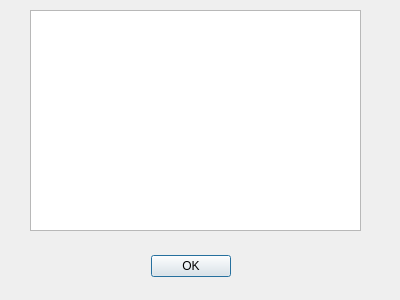
sowlosc/ProjectCalendar, file src/evenementinfodialog.ui: the form before one commit.
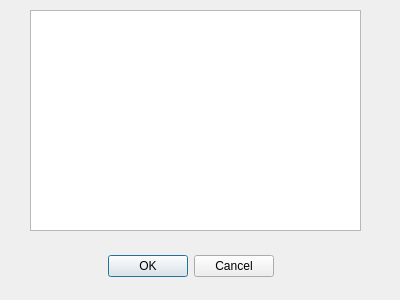
The form after the commit.

What changed in the file:
```diff
--- a/src/evenementinfodialog.ui
+++ b/src/evenementinfodialog.ui
@@ -26,7 +26,7 @@
     <enum>Qt::Horizontal</enum>
    </property>
    <property name="standardButtons">
-    <set>QDialogButtonBox::Ok</set>
+    <set>QDialogButtonBox::Cancel|QDialogButtonBox::Ok</set>
    </property>
    <property name="centerButtons">
     <bool>true</bool>
```
